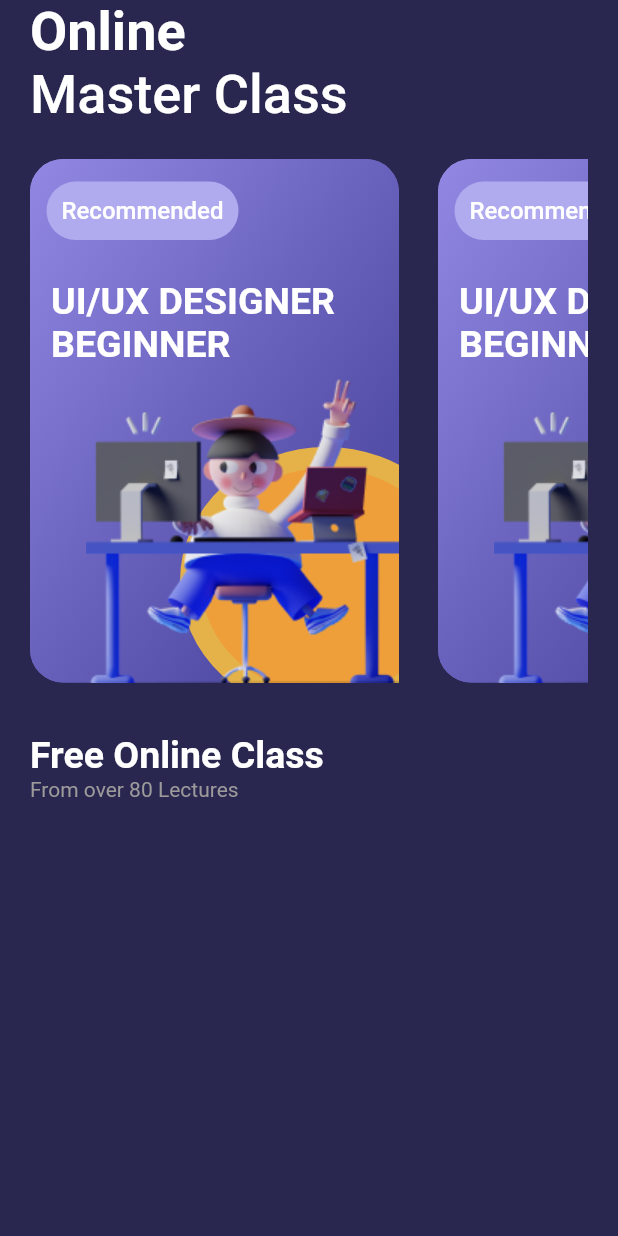
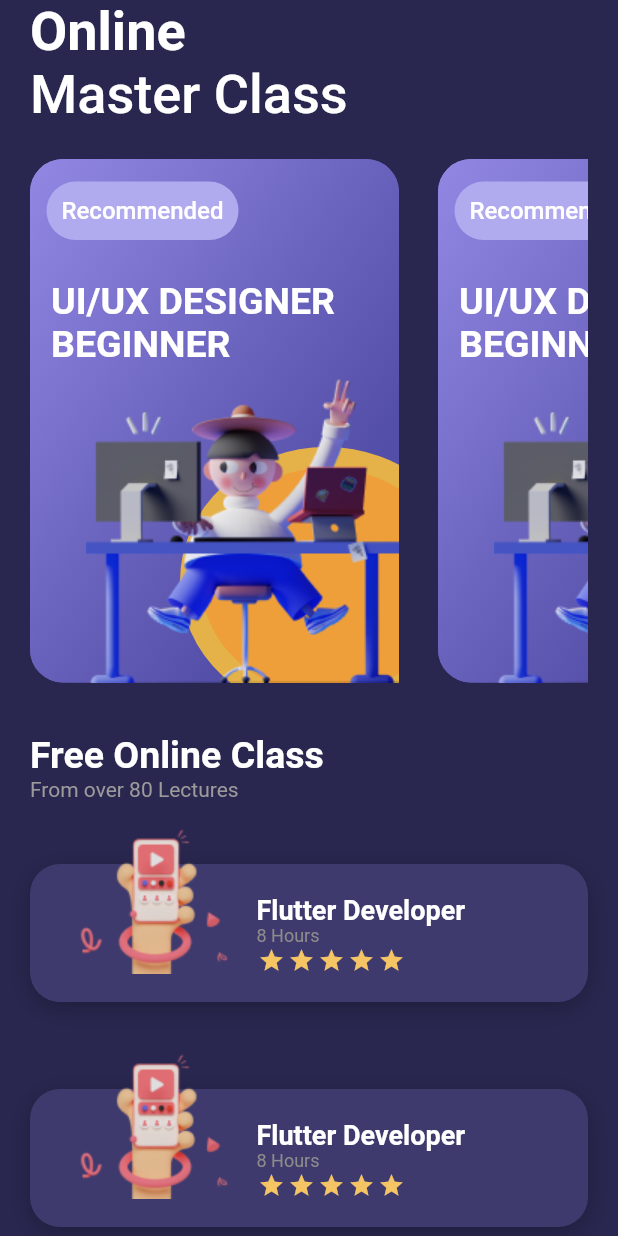
Before and after one commit to Emyeeeel/mobile_course_app_ui, a Flutter app: the screen it shows after launch, on a phone screen of 412 x 824 dp. Run offline on Flutter 3.47's test engine with Material 2 defaults, Android fonts, the phone set to English and light mode, and no system bars; drawn by our look-alikes of flutter_rating_bar; our stand-ins replace device_preview, google_fonts.

Commit message:
added vertical list widget and the elements needed in this widget

```diff
--- a/lib/pages/home_screen.dart
+++ b/lib/pages/home_screen.dart
@@ -1,7 +1,6 @@
 import 'package:app_ui/widgets/widgets.dart';
 import 'package:flutter/material.dart';
 import 'package:google_fonts/google_fonts.dart';
-import 'package:app_ui/widgets/first_widgetList.dart';
 
 class Homescreen extends StatefulWidget {
   const Homescreen({Key? key}) : super(key: key);
@@ -80,11 +79,22 @@ class _HomeScreenState extends State<Homescreen> {
                   style: GoogleFonts.roboto(
                     fontSize: 14,
                     fontWeight: FontWeight.w400,
-                    color: Color(0xFF9C9A9A),
+                    color: const Color(0xFF9C9A9A),
                   ),
                 ),
               ],
             ),
+            ListView.builder(
+                itemCount: 5,
+                shrinkWrap: true,
+                itemBuilder: (context, index) {
+                  return const VerticalList(
+                    image: 'assets/Saly-24.png',
+                    title: 'Flutter Developer',
+                    hours: '8 Hours',
+                    rating: 5.0,
+                  );
+                })
           ],
         ),
       ),
--- a/lib/widgets/second_widgetList.dart
+++ b/lib/widgets/second_widgetList.dart
@@ -0,0 +1,107 @@
+import 'package:flutter_rating_bar/flutter_rating_bar.dart';
+
+import 'package:flutter/material.dart';
+import 'package:google_fonts/google_fonts.dart';
+
+class VerticalList extends StatelessWidget {
+  const VerticalList(
+      {Key? key,
+      required this.image,
+      required this.title,
+      required this.hours,
+      required this.rating})
+      : super(key: key);
+
+  final String image, title, hours;
+  final double rating;
+
+  @override
+  Widget build(BuildContext context) {
+    return Padding(
+      padding: const EdgeInsets.only(
+        bottom: 16,
+      ),
+      child: SizedBox(
+        height: 134,
+        child: Stack(
+          alignment: Alignment.bottomLeft,
+          children: [
+            Container(
+              height: 92,
+              width: MediaQuery.of(context).size.width -
+                  (MediaQuery.of(context).size.width * 0.03),
+              decoration: BoxDecoration(
+                borderRadius: BorderRadius.circular(20),
+                color: const Color(0xFF3E3A6D),
+                boxShadow: [
+                  BoxShadow(
+                    color: Colors.black.withOpacity(0.25),
+                    blurRadius: 13,
+                    offset: const Offset(0, 4),
+                  )
+                ],
+              ),
+            ),
+            Padding(
+              padding: const EdgeInsets.only(
+                left: 26,
+                bottom: 19,
+              ),
+              child: Row(
+                children: [
+                  Container(
+                    height: 115,
+                    width: 115,
+                    decoration: BoxDecoration(
+                        image: DecorationImage(image: AssetImage(image))),
+                  ),
+                  Padding(
+                    padding: const EdgeInsets.only(left: 10),
+                    child: Column(
+                      crossAxisAlignment: CrossAxisAlignment.start,
+                      mainAxisAlignment: MainAxisAlignment.end,
+                      children: [
+                        Text(
+                          title,
+                          style: GoogleFonts.roboto(
+                            fontSize: 18,
+                            fontWeight: FontWeight.w600,
+                            color: Colors.white,
+                          ),
+                        ),
+                        Text(
+                          hours,
+                          style: GoogleFonts.roboto(
+                            fontSize: 12,
+                            fontWeight: FontWeight.w400,
+                            color: const Color(0xFF8C8C8C),
+                          ),
+                        ),
+                        RatingBar.builder(
+                            initialRating: rating,
+                            minRating: 1,
+                            direction: Axis.horizontal,
+                            allowHalfRating: true,
+                            itemCount: 5,
+                            itemSize: 18,
+                            itemPadding:
+                                const EdgeInsets.symmetric(horizontal: 1),
+                            itemBuilder: (context, _) => const Icon(
+                                  Icons.star,
+                                  color: Color(0xFFF4C465),
+                                ),
+                            onRatingUpdate: (rating) {
+                              print(rating);
+                            })
+                      ],
+                    ),
+                  )
+                ],
+              ),
+            ),
+          ],
+        ),
+      ),
+    );
+  }
+}
--- a/lib/widgets/widgets.dart
+++ b/lib/widgets/widgets.dart
@@ -1 +1,2 @@
 export 'first_widgetList.dart';
+export 'second_widgetList.dart';
--- a/pubspec.yaml
+++ b/pubspec.yaml
@@ -40,6 +40,7 @@ dependencies:
   flutter_layout_grid: ^2.0.5
   figma_layout_grid: ^0.3.2
   device_preview: ^1.1.0
+  flutter_rating_bar: ^4.0.1
 
 dev_dependencies:
   flutter_test:
@@ -66,6 +67,7 @@ flutter:
   # To add assets to your application, add an assets section, like this:
   assets:
     - assets/Saly-10.png
+    - assets/Saly-24.png
   #   - images/a_dot_ham.jpeg
 
   # An image asset can refer to one or more resolution-specific "variants", see
```
Also changed, not shown: pubspec.lock.
